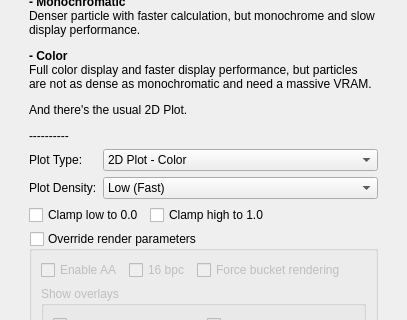
First picture: the form in src/mainwindow.ui, repository kampidh/Color-Gamut-Plotter-QtVer, before the edit; both pictures show x 0 to 407 and y 87 to 407 of the 407 by 936 pixel window.
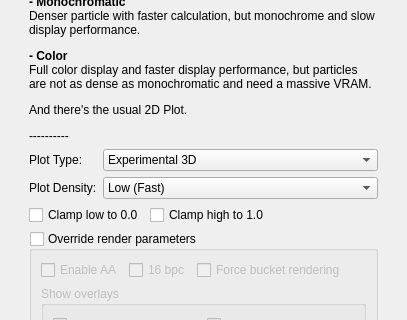
Second picture: the form after the edit.

Commit message:
Draft: Experimental 3D plot
- Brute forcing OpenGL
- Need more cleanup later
- Only works on Qt 6.5+

```diff
--- a/src/mainwindow.ui
+++ b/src/mainwindow.ui
@@ -83,8 +83,11 @@
         </item>
         <item row="0" column="1">
          <widget class="QComboBox" name="plotTypeCmb">
+          <property name="currentText">
+           <string>Experimental 3D</string>
+          </property>
           <property name="currentIndex">
-           <number>2</number>
+           <number>3</number>
           </property>
           <item>
            <property name="text">
@@ -101,6 +104,11 @@
             <string>2D Plot - Color</string>
            </property>
           </item>
+          <item>
+           <property name="text">
+            <string>Experimental 3D</string>
+           </property>
+          </item>
          </widget>
         </item>
         <item row="1" column="0">
```
Left out of the diff: 6 changed lines with no effect on the pictures. The commit also changes 8 other files.
